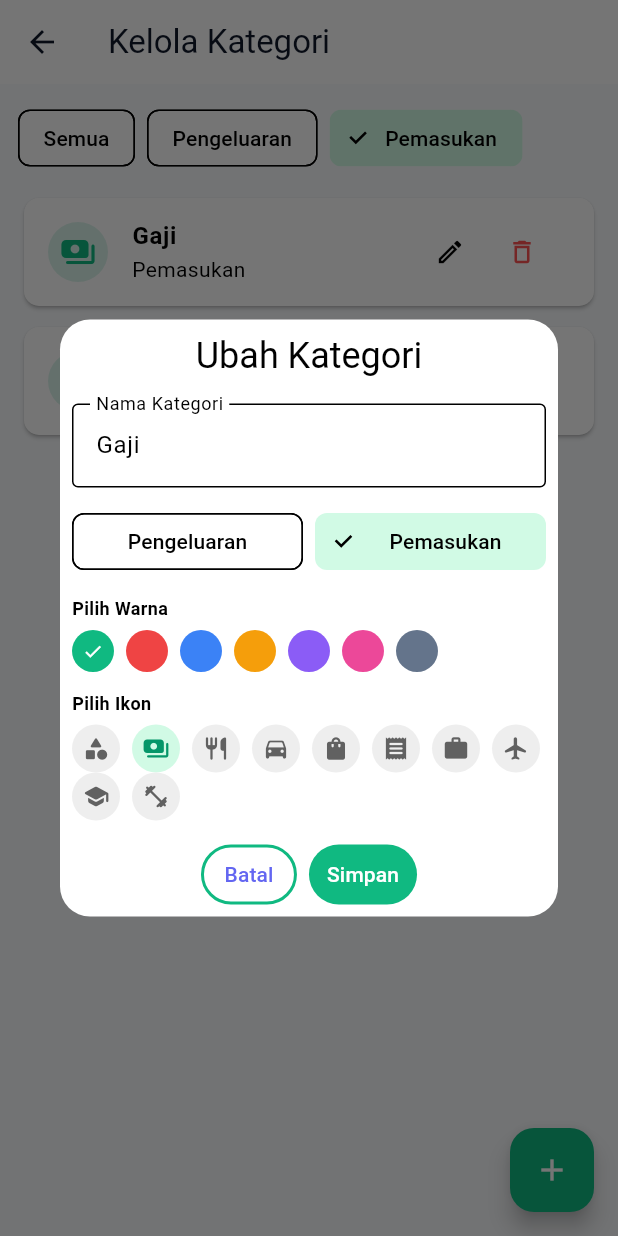
After one commit to HanifRidal/hitung-koin-app, a Flutter app: the CategoryView screen opened by its route, after a tap on "Pengeluaran", after a tap on "Pemasukan", after a tap on the "edit" icon, on a phone screen of 412 x 824 dp. The commit adds this screen. Run offline on Flutter 3.47's test engine with Material 3 defaults, Android fonts, the phone set to English and light mode, and no system bars; our stand-ins replace equatable, fl_chart, get, sqflite; accounts and stored records are empty.

Commit message:
feat (transaction) : transaction category

```diff
--- a/lib/app/data/providers/local_db_provider.dart
+++ b/lib/app/data/providers/local_db_provider.dart
@@ -91,6 +91,23 @@ class LocalDbProvider {
         is_default INTEGER DEFAULT 0
       );
     ''');
+    // ponytail: default seeds hardcoded in onCreate; upgrade to db migration script on schema bump
+    await _seedDefaultCategories(db);
+  }
+
+  Future<void> _seedDefaultCategories(DatabaseExecutor db) async {
+    final seeds = [
+      {'name': 'Gaji', 'type': 'income', 'icon': 'payments', 'color': '10B981'},
+      {'name': 'Bonus', 'type': 'income', 'icon': 'redeem', 'color': '10B981'},
+      {'name': 'Makanan & Minuman', 'type': 'expense', 'icon': 'restaurant', 'color': 'EF4444'},
+      {'name': 'Transportasi', 'type': 'expense', 'icon': 'directions_car', 'color': 'F59E0B'},
+      {'name': 'Belanja', 'type': 'expense', 'icon': 'shopping_bag', 'color': '3B82F6'},
+      {'name': 'Tagihan', 'type': 'expense', 'icon': 'receipt', 'color': '8B5CF6'},
+      {'name': 'Lainnya', 'type': 'expense', 'icon': 'more_horiz', 'color': '64748B'},
+    ];
+    for (final c in seeds) {
+      await db.insert('categories', c);
+    }
   }
 
   // ------- Account CRUD -------
@@ -124,7 +141,11 @@ class LocalDbProvider {
 
   Future<List<CategoryModel>> getAllCategories() async {
     final db = await database;
-    final maps = await db.query('categories');
+    var maps = await db.query('categories');
+    if (maps.isEmpty) {
+      await _seedDefaultCategories(db);
+      maps = await db.query('categories');
+    }
     return maps.map((e) => CategoryModel.fromJson(e)).toList();
   }
 
--- /dev/null
+++ b/lib/app/modules/category/bindings/category_binding.dart
@@ -0,0 +1,9 @@
+import 'package:get/get.dart';
+import '../controllers/category_controller.dart';
+
+class CategoryBinding extends Bindings {
+  @override
+  void dependencies() {
+    Get.lazyPut<CategoryController>(() => CategoryController());
+  }
+}
--- /dev/null
+++ b/lib/app/modules/category/controllers/category_controller.dart
@@ -0,0 +1,60 @@
+import 'package:get/get.dart';
+import '../../../data/models/category_model.dart';
+import '../../../data/providers/local_db_provider.dart';
+
+class CategoryController extends GetxController {
+  final LocalDbProvider _dbProvider = LocalDbProvider();
+
+  final categories = <CategoryModel>[].obs;
+  final selectedFilter = Rxn<CategoryType>();
+
+  static const availableColors = ['10B981', 'EF4444', '3B82F6', 'F59E0B', '8B5CF6', 'EC4899', '64748B'];
+  static const availableIcons = ['category', 'payments', 'restaurant', 'directions_car', 'shopping_bag', 'receipt', 'work', 'flight', 'school', 'fitness_center'];
+
+  @override
+  void onInit() {
+    super.onInit();
+    loadCategories();
+  }
+
+  Future<void> loadCategories() async {
+    try {
+      final list = await _dbProvider.getAllCategories();
+      categories.assignAll(list);
+    } catch (e) {
+      Get.snackbar('Error', 'Gagal memuat kategori: $e');
+    }
+  }
+
+  List<CategoryModel> get filteredCategories {
+    if (selectedFilter.value == null) return categories;
+    return categories.where((c) => c.type == selectedFilter.value).toList();
+  }
+
+  Future<void> addCategory({
+    required String name,
+    required CategoryType type,
+    String? icon,
+    String? colorHex,
+  }) async {
+    final cat = CategoryModel(
+      name: name,
+      type: type,
+      icon: icon ?? 'category',
+      colorHex: colorHex ?? (type == CategoryType.income ? '10B981' : 'EF4444'),
+    );
+    await _dbProvider.insertCategory(cat);
+    await loadCategories();
+  }
+
+  Future<void> updateCategory(CategoryModel cat) async {
+    if (cat.id == null) return;
+    await _dbProvider.updateCategory(cat);
+    await loadCategories();
+  }
+
+  Future<void> deleteCategory(int id) async {
+    await _dbProvider.deleteCategory(id);
+    await loadCategories();
+  }
+}
--- /dev/null
+++ b/lib/app/modules/category/views/category_view.dart
@@ -0,0 +1,233 @@
+import 'package:flutter/material.dart';
+import 'package:get/get.dart';
+import '../../../../core/theme/app_colors.dart';
+import '../../../data/models/category_model.dart';
+import '../controllers/category_controller.dart';
+
+class CategoryView extends GetView<CategoryController> {
+  const CategoryView({super.key});
+
+  static IconData iconFromName(String? name) {
+    switch (name) {
+      case 'payments': return Icons.payments_rounded;
+      case 'restaurant': return Icons.restaurant_rounded;
+      case 'directions_car': return Icons.directions_car_rounded;
+      case 'shopping_bag': return Icons.shopping_bag_rounded;
+      case 'receipt': return Icons.receipt_rounded;
+      case 'work': return Icons.work_rounded;
+      case 'flight': return Icons.flight_rounded;
+      case 'school': return Icons.school_rounded;
+      case 'fitness_center': return Icons.fitness_center_rounded;
+      default: return Icons.category_rounded;
+    }
+  }
+
+  static Color colorFromHex(String? hex) {
+    if (hex == null || hex.isEmpty) return AppColors.primary;
+    final val = int.tryParse('FF$hex', radix: 16);
+    return val != null ? Color(val) : AppColors.primary;
+  }
+
+  @override
+  Widget build(BuildContext context) {
+    return Scaffold(
+      appBar: AppBar(
+        title: const Text('Kelola Kategori'),
+        centerTitle: false,
+      ),
+      body: Obx(() {
+        final list = controller.filteredCategories;
+        return Column(
+          children: [
+            Padding(
+              padding: const EdgeInsets.all(12),
+              child: Row(
+                children: [
+                  ChoiceChip(
+                    label: const Text('Semua'),
+                    selected: controller.selectedFilter.value == null,
+                    onSelected: (_) => controller.selectedFilter.value = null,
+                  ),
+                  const SizedBox(width: 8),
+                  ChoiceChip(
+                    label: const Text('Pengeluaran'),
+                    selected: controller.selectedFilter.value == CategoryType.expense,
+                    selectedColor: Colors.red.shade100,
+                    onSelected: (_) => controller.selectedFilter.value = CategoryType.expense,
+                  ),
+                  const SizedBox(width: 8),
+                  ChoiceChip(
+                    label: const Text('Pemasukan'),
+                    selected: controller.selectedFilter.value == CategoryType.income,
+                    selectedColor: AppColors.primaryLight,
+                    onSelected: (_) => controller.selectedFilter.value = CategoryType.income,
+                  ),
+                ],
+              ),
+            ),
+            Expanded(
+              child: list.isEmpty
+                  ? const Center(child: Text('Tidak ada kategori'))
+                  : ListView.separated(
+                      padding: const EdgeInsets.symmetric(horizontal: 12),
+                      itemCount: list.length,
+                      separatorBuilder: (_, _) => const SizedBox(height: 6),
+                      itemBuilder: (context, i) {
+                        final cat = list[i];
+                        final color = colorFromHex(cat.colorHex);
+                        return Card(
+                          shape: RoundedRectangleBorder(borderRadius: BorderRadius.circular(10)),
+                          child: ListTile(
+                            leading: CircleAvatar(
+                              backgroundColor: color.withOpacity(0.15),
+                              child: Icon(iconFromName(cat.icon), color: color),
+                            ),
+                            title: Text(cat.name, style: const TextStyle(fontWeight: FontWeight.w600)),
+                            subtitle: Text(cat.type == CategoryType.income ? 'Pemasukan' : 'Pengeluaran'),
+                            trailing: Row(
+                              mainAxisSize: MainAxisSize.min,
+                              children: [
+                                IconButton(
+                                  icon: const Icon(Icons.edit_outlined, size: 20),
+                                  onPressed: () => _showFormDialog(context, existing: cat),
+                                ),
+                                IconButton(
+                                  icon: const Icon(Icons.delete_outline, color: Colors.redAccent, size: 20),
+                                  onPressed: () {
+                                    if (cat.id != null) controller.deleteCategory(cat.id!);
+                                  },
+                                ),
+                              ],
+                            ),
+                          ),
+                        );
+                      },
+                    ),
+            ),
+          ],
+        );
+      }),
+      floatingActionButton: FloatingActionButton(
+        backgroundColor: AppColors.primary,
+        onPressed: () => _showFormDialog(context),
+        child: const Icon(Icons.add, color: Colors.white),
+      ),
+    );
+  }
+
+  void _showFormDialog(BuildContext context, {CategoryModel? existing}) {
+    final nameCtrl = TextEditingController(text: existing?.name ?? '');
+    final typeObs = (existing?.type ?? CategoryType.expense).obs;
+    final colorObs = (existing?.colorHex ?? 'EF4444').obs;
+    final iconObs = (existing?.icon ?? 'category').obs;
+
+    Get.defaultDialog(
+      title: existing == null ? 'Tambah Kategori' : 'Ubah Kategori',
+      content: Obx(() => SingleChildScrollView(
+            child: Column(
+              mainAxisSize: MainAxisSize.min,
+              crossAxisAlignment: CrossAxisAlignment.start,
+              children: [
+                TextField(
+                  controller: nameCtrl,
+                  decoration: const InputDecoration(labelText: 'Nama Kategori', border: OutlineInputBorder()),
+                ),
+                const SizedBox(height: 12),
+                Row(
+                  children: [
+                    Expanded(
+                      child: ChoiceChip(
+                        label: const Center(child: Text('Pengeluaran')),
+                        selected: typeObs.value == CategoryType.expense,
+                        selectedColor: Colors.red.shade100,
+                        onSelected: (v) {
+                          if (v) {
+                            typeObs.value = CategoryType.expense;
+                            if (existing == null) colorObs.value = 'EF4444';
+                          }
+                        },
+                      ),
+                    ),
+                    const SizedBox(width: 8),
+                    Expanded(
+                      child: ChoiceChip(
+                        label: const Center(child: Text('Pemasukan')),
+                        selected: typeObs.value == CategoryType.income,
+                        selectedColor: AppColors.primaryLight,
+                        onSelected: (v) {
+                          if (v) {
+                            typeObs.value = CategoryType.income;
+                            if (existing == null) colorObs.value = '10B981';
+                          }
+                        },
+                      ),
+                    ),
+                  ],
+                ),
+                const SizedBox(height: 12),
+                const Text('Pilih Warna', style: TextStyle(fontSize: 12, fontWeight: FontWeight.bold)),
+                const SizedBox(height: 6),
+                Wrap(
+                  spacing: 8,
+                  children: CategoryController.availableColors.map((hex) {
+                    final c = colorFromHex(hex);
+                    final isSel = colorObs.value == hex;
+                    return GestureDetector(
+                      onTap: () => colorObs.value = hex,
+                      child: CircleAvatar(
+                        radius: 14,
+                        backgroundColor: c,
+                        child: isSel ? const Icon(Icons.check, size: 14, color: Colors.white) : null,
+                      ),
+                    );
+                  }).toList(),
+                ),
+                const SizedBox(height: 12),
+                const Text('Pilih Ikon', style: TextStyle(fontSize: 12, fontWeight: FontWeight.bold)),
+                const SizedBox(height: 6),
+                Wrap(
+                  spacing: 8,
+                  children: CategoryController.availableIcons.map((ic) {
+                    final isSel = iconObs.value == ic;
+                    return GestureDetector(
+                      onTap: () => iconObs.value = ic,
+                      child: CircleAvatar(
+                        radius: 16,
+                        backgroundColor: isSel ? AppColors.primaryLight : Colors.grey.shade200,
+                        child: Icon(iconFromName(ic), size: 18, color: isSel ? AppColors.primaryDark : Colors.grey.shade700),
+                      ),
+                    );
+                  }).toList(),
+                ),
+              ],
+            ),
+          )),
+      textConfirm: 'Simpan',
+      textCancel: 'Batal',
+      confirmTextColor: Colors.white,
+      buttonColor: AppColors.primary,
+      onConfirm: () {
+        final name = nameCtrl.text.trim();
+        if (name.isEmpty) return;
+        if (existing == null) {
+          controller.addCategory(
+            name: name,
+            type: typeObs.value,
+            colorHex: colorObs.value,
+            icon: iconObs.value,
+          );
+        } else {
+          controller.updateCategory(
+            existing.copyWith(
+              name: name,
+              type: typeObs.value,
+              colorHex: colorObs.value,
+              icon: iconObs.value,
+            ),
+          );
+        }
+        Get.back();
+      },
+    );
+  }
+}
--- a/lib/app/modules/home/views/home_view.dart
+++ b/lib/app/modules/home/views/home_view.dart
@@ -4,6 +4,7 @@ import 'package:intl/intl.dart';
 import '../../../../core/theme/app_colors.dart';
 import '../../../../core/values/app_strings.dart';
 import '../../../data/models/account_model.dart';
+import '../../../routes/app_routes.dart';
 import '../../../widgets/app_bottom_nav_bar.dart';
 import '../controllers/home_controller.dart';
 
@@ -23,6 +24,11 @@ class HomeView extends GetView<HomeController> {
         title: const Text(AppStrings.appName),
         centerTitle: false,
         actions: [
+          IconButton(
+            tooltip: 'Kategori',
+            icon: const Icon(Icons.category_outlined),
+            onPressed: () => Get.toNamed(Routes.categories),
+          ),
           IconButton(
             icon: const Icon(Icons.notifications_none_rounded),
             onPressed: () {},
--- a/lib/app/routes/app_pages.dart
+++ b/lib/app/routes/app_pages.dart
@@ -5,6 +5,8 @@ import '../modules/report/bindings/report_binding.dart';
 import '../modules/report/views/report_view.dart';
 import '../modules/transaction/bindings/transaction_binding.dart';
 import '../modules/transaction/views/transaction_view.dart';
+import '../modules/category/bindings/category_binding.dart';
+import '../modules/category/views/category_view.dart';
 import 'app_routes.dart';
 
 class AppPages {
@@ -28,5 +30,10 @@ class AppPages {
       page: () => const ReportView(),
       binding: ReportBinding(),
     ),
+    GetPage(
+      name: Routes.categories,
+      page: () => const CategoryView(),
+      binding: CategoryBinding(),
+    ),
   ];
 }
```
Also changed, not shown: lib/app/modules/transaction/controllers/transaction_controller.dart (+21 -14 lines), lib/app/modules/transaction/views/transaction_view.dart (+39 -14 lines), 2 other files.
